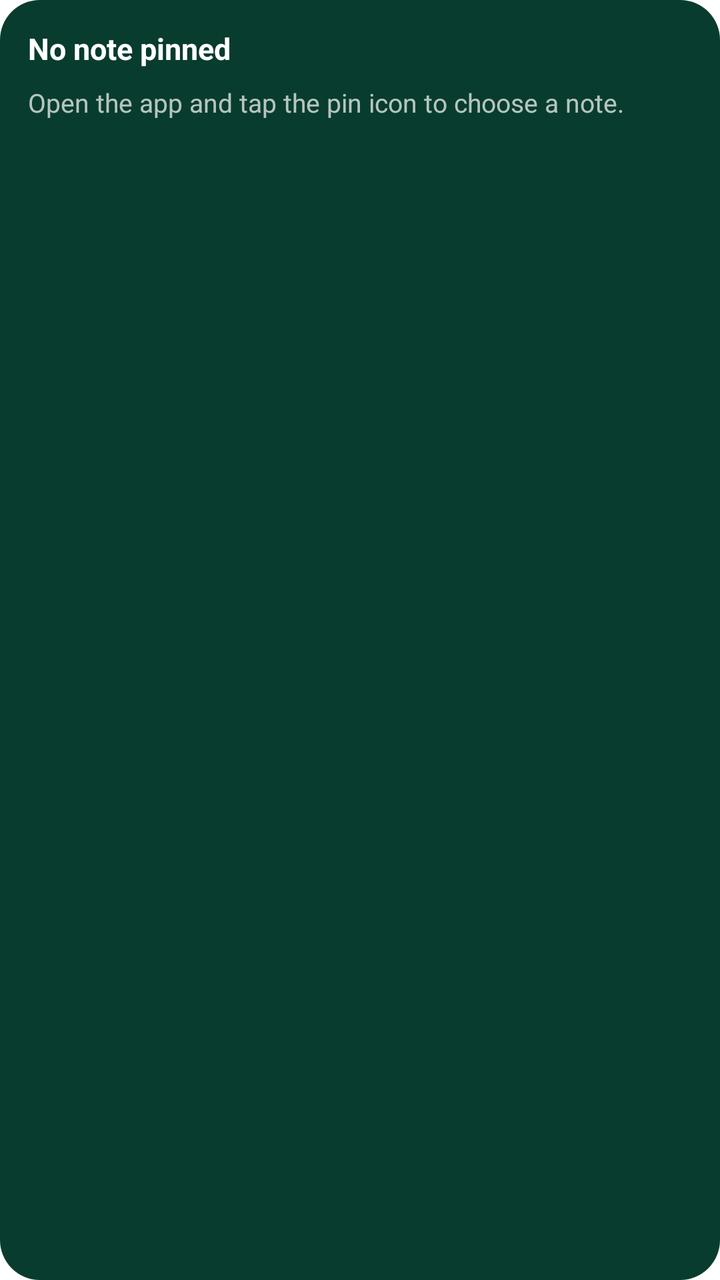
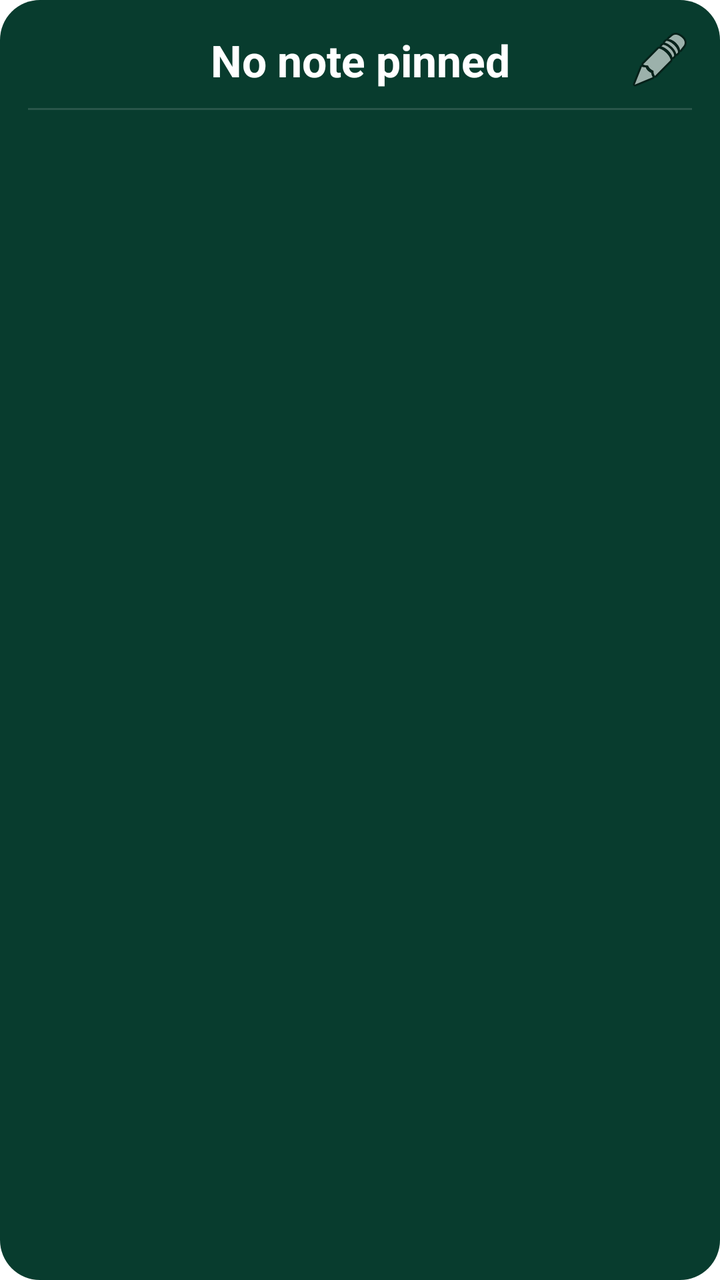

Compare the two renders of this Android layout. The source of the first and the diff that turns it into the second are given below.
<!-- AndroidManifest.xml: fallback theme Theme.MaterialComponents.DayNight.NoActionBar -->
<!-- res/layout/notes_widget_layout.xml -->
<?xml version="1.0" encoding="utf-8"?>
<LinearLayout xmlns:android="http://schemas.android.com/apk/res/android"
    android:layout_width="match_parent"
    android:layout_height="match_parent"
    android:orientation="vertical"
    android:background="@drawable/widget_background"
    android:padding="14dp">

    <TextView
        android:id="@+id/widget_title"
        android:layout_width="match_parent"
        android:layout_height="wrap_content"
        android:text="No note pinned"
        android:textColor="#FFFFFF"
        android:textSize="15sp"
        android:textStyle="bold"
        android:maxLines="1"
        android:ellipsize="end" />
    <TextView
        android:id="@+id/widget_body"
        android:layout_width="match_parent"
        android:layout_height="wrap_content"
        android:layout_marginTop="8dp"
        android:text="Open the app and tap the pin icon to choose a note."
        android:textColor="#B3FFFFFF"
        android:textSize="13sp"
        android:maxLines="3"
        android:ellipsize="end" />
</LinearLayout>
<!-- resources referenced by this layout -->
<resources>
  <!-- drawable widget_background (drawable) -->
  <?xml version="1.0" encoding="utf-8"?>
  <shape xmlns:android="http://schemas.android.com/apk/res/android">
      <solid android:color="#083C2E" />
      <corners android:radius="20dp" />
  </shape>
</resources>

<!-- the commit's change to res/layout/notes_widget_layout.xml (unified diff, before → after) -->
@@ -6,24 +6,650 @@
     android:background="@drawable/widget_background"
     android:padding="14dp">
 
-    <TextView
-        android:id="@+id/widget_title"
+    <LinearLayout
         android:layout_width="match_parent"
         android:layout_height="wrap_content"
-        android:text="No note pinned"
-        android:textColor="#FFFFFF"
-        android:textSize="15sp"
-        android:textStyle="bold"
-        android:maxLines="1"
-        android:ellipsize="end" />
+        android:orientation="horizontal"
+        android:gravity="center_vertical">
+
+        <ImageView
+            android:layout_width="32dp"
+            android:layout_height="32dp"
+            android:visibility="invisible" />
+
+        <TextView
+            android:id="@+id/widget_title"
+            android:layout_width="0dp"
+            android:layout_height="wrap_content"
+            android:layout_weight="1"
+            android:text="No note pinned"
+            android:textColor="#FFFFFF"
+            android:textSize="22sp"
+            android:textStyle="bold"
+            android:gravity="center"
+            android:textAlignment="center"
+            android:maxLines="2"
+            android:ellipsize="end" />
+
+        <ImageButton
+            android:id="@+id/btn_edit"
+            android:layout_width="32dp"
+            android:layout_height="32dp"
+            android:background="@android:color/transparent"
+            android:src="@android:drawable/ic_menu_edit"
+            android:contentDescription="Edit note" />
+    </LinearLayout>
+
+    <ImageView
+        android:layout_width="match_parent"
+        android:layout_height="1dp"
+        android:layout_marginTop="8dp"
+        android:layout_marginBottom="8dp"
+        android:background="#22FFFFFF" />
+
+    
     <TextView
-        android:id="@+id/widget_body"
+        android:id="@+id/row_text"
         android:layout_width="match_parent"
         android:layout_height="wrap_content"
-        android:layout_marginTop="8dp"
-        android:text="Open the app and tap the pin icon to choose a note."
-        android:textColor="#B3FFFFFF"
-        android:textSize="13sp"
-        android:maxLines="3"
-        android:ellipsize="end" />
+        android:layout_marginBottom="4dp"
+        android:textColor="#CCFFFFFF"
+        android:textSize="15sp"
+        android:maxLines="20"
+        android:visibility="gone" />
+
+    
+    <LinearLayout
+        android:id="@+id/todo_container"
+        android:layout_width="match_parent"
+        android:layout_height="wrap_content"
+        android:orientation="vertical"
+        android:visibility="gone">
+
+        <LinearLayout
+            android:id="@+id/row_todo_0"
+            android:layout_width="match_parent"
+            android:layout_height="wrap_content"
+            android:orientation="horizontal"
+            android:gravity="top"
+            android:layout_marginBottom="8dp"
+            android:paddingTop="2dp"
+            android:paddingBottom="2dp"
+            android:visibility="gone">
+
+            <ImageView
+                android:id="@+id/check_0"
+                android:layout_width="20dp"
+                android:layout_height="20dp"
+                android:layout_marginEnd="10dp"
+                android:layout_marginTop="2dp"
+                android:src="@drawable/ic_checkbox_unchecked" />
+
+            <LinearLayout
+                android:layout_width="0dp"
+                android:layout_height="wrap_content"
+                android:layout_weight="1"
+                android:orientation="vertical">
+
+                <TextView
+                    android:id="@+id/text_0"
+                    android:layout_width="match_parent"
+                    android:layout_height="wrap_content"
+                    android:textColor="#FFFFFFFF"
+                    android:textSize="14sp"
+                    android:maxLines="3" />
+
+                <TextView
+                    android:id="@+id/meta_0"
+                    android:layout_width="match_parent"
+                    android:layout_height="wrap_content"
+                    android:layout_marginTop="2dp"
+                    android:textColor="#FFA366"
+                    android:textSize="11sp"
+                    android:maxLines="1"
+                    android:visibility="gone" />
+            </LinearLayout>
+        </LinearLayout>
+        <LinearLayout
+            android:id="@+id/row_todo_1"
+            android:layout_width="match_parent"
+            android:layout_height="wrap_content"
+            android:orientation="horizontal"
+            android:gravity="top"
+            android:layout_marginBottom="8dp"
+            android:paddingTop="2dp"
+            android:paddingBottom="2dp"
+            android:visibility="gone">
+
+            <ImageView
+                android:id="@+id/check_1"
+                android:layout_width="20dp"
+                android:layout_height="20dp"
+                android:layout_marginEnd="10dp"
+                android:layout_marginTop="2dp"
+                android:src="@drawable/ic_checkbox_unchecked" />
+
+            <LinearLayout
+                android:layout_width="0dp"
+                android:layout_height="wrap_content"
+                android:layout_weight="1"
+                android:orientation="vertical">
+
+                <TextView
+                    android:id="@+id/text_1"
+                    android:layout_width="match_parent"
+                    android:layout_height="wrap_content"
+                    android:textColor="#FFFFFFFF"
+                    android:textSize="14sp"
+                    android:maxLines="3" />
+
+                <TextView
+                    android:id="@+id/meta_1"
+                    android:layout_width="match_parent"
+                    android:layout_height="wrap_content"
+                    android:layout_marginTop="2dp"
+                    android:textColor="#FFA366"
+                    android:textSize="11sp"
+                    android:maxLines="1"
+                    android:visibility="gone" />
+            </LinearLayout>
+        </LinearLayout>
+        <LinearLayout
+            android:id="@+id/row_todo_2"
+            android:layout_width="match_parent"
+            android:layout_height="wrap_content"
+            android:orientation="horizontal"
+            android:gravity="top"
+            android:layout_marginBottom="8dp"
+            android:paddingTop="2dp"
+            android:paddingBottom="2dp"
+            android:visibility="gone">
+
+            <ImageView
+                android:id="@+id/check_2"
+                android:layout_width="20dp"
+                android:layout_height="20dp"
+                android:layout_marginEnd="10dp"
+                android:layout_marginTop="2dp"
+                android:src="@drawable/ic_checkbox_unchecked" />
+
+            <LinearLayout
+                android:layout_width="0dp"
+                android:layout_height="wrap_content"
+                android:layout_weight="1"
+                android:orientation="vertical">
+
+                <TextView
+                    android:id="@+id/text_2"
+                    android:layout_width="match_parent"
+                    android:layout_height="wrap_content"
+                    android:textColor="#FFFFFFFF"
+                    android:textSize="14sp"
+                    android:maxLines="3" />
+
+                <TextView
+                    android:id="@+id/meta_2"
+                    android:layout_width="match_parent"
+                    android:layout_height="wrap_content"
+                    android:layout_marginTop="2dp"
+                    android:textColor="#FFA366"
+                    android:textSize="11sp"
+                    android:maxLines="1"
+                    android:visibility="gone" />
+            </LinearLayout>
+        </LinearLayout>
+        <LinearLayout
+            android:id="@+id/row_todo_3"
+            android:layout_width="match_parent"
+            android:layout_height="wrap_content"
+            android:orientation="horizontal"
+            android:gravity="top"
+            android:layout_marginBottom="8dp"
+            android:paddingTop="2dp"
+            android:paddingBottom="2dp"
+            android:visibility="gone">
+
+            <ImageView
+                android:id="@+id/check_3"
+                android:layout_width="20dp"
+                android:layout_height="20dp"
+                android:layout_marginEnd="10dp"
+                android:layout_marginTop="2dp"
+                android:src="@drawable/ic_checkbox_unchecked" />
+
+            <LinearLayout
+                android:layout_width="0dp"
+                android:layout_height="wrap_content"
+                android:layout_weight="1"
+                android:orientation="vertical">
+
+                <TextView
+                    android:id="@+id/text_3"
+                    android:layout_width="match_parent"
+                    android:layout_height="wrap_content"
+                    android:textColor="#FFFFFFFF"
+                    android:textSize="14sp"
+                    android:maxLines="3" />
+
+                <TextView
+                    android:id="@+id/meta_3"
+                    android:layout_width="match_parent"
+                    android:layout_height="wrap_content"
+                    android:layout_marginTop="2dp"
+                    android:textColor="#FFA366"
+                    android:textSize="11sp"
+                    android:maxLines="1"
+                    android:visibility="gone" />
+            </LinearLayout>
+        </LinearLayout>
+        <LinearLayout
+            android:id="@+id/row_todo_4"
+            android:layout_width="match_parent"
+            android:layout_height="wrap_content"
+            android:orientation="horizontal"
+            android:gravity="top"
+            android:layout_marginBottom="8dp"
+            android:paddingTop="2dp"
+            android:paddingBottom="2dp"
+            android:visibility="gone">
+
+            <ImageView
+                android:id="@+id/check_4"
+                android:layout_width="20dp"
+                android:layout_height="20dp"
+                android:layout_marginEnd="10dp"
+                android:layout_marginTop="2dp"
+                android:src="@drawable/ic_checkbox_unchecked" />
+
+            <LinearLayout
+                android:layout_width="0dp"
+                android:layout_height="wrap_content"
+                android:layout_weight="1"
+                android:orientation="vertical">
+
+                <TextView
+                    android:id="@+id/text_4"
+                    android:layout_width="match_parent"
+                    android:layout_height="wrap_content"
+                    android:textColor="#FFFFFFFF"
+                    android:textSize="14sp"
+                    android:maxLines="3" />
+
+                <TextView
+                    android:id="@+id/meta_4"
+                    android:layout_width="match_parent"
+                    android:layout_height="wrap_content"
+                    android:layout_marginTop="2dp"
+                    android:textColor="#FFA366"
+                    android:textSize="11sp"
+                    android:maxLines="1"
+                    android:visibility="gone" />
+            </LinearLayout>
+        </LinearLayout>
+        <LinearLayout
+            android:id="@+id/row_todo_5"
+            android:layout_width="match_parent"
+            android:layout_height="wrap_content"
+            android:orientation="horizontal"
+            android:gravity="top"
+            android:layout_marginBottom="8dp"
+            android:paddingTop="2dp"
+            android:paddingBottom="2dp"
+            android:visibility="gone">
+
+            <ImageView
+                android:id="@+id/check_5"
+                android:layout_width="20dp"
+                android:layout_height="20dp"
+                android:layout_marginEnd="10dp"
+                android:layout_marginTop="2dp"
+                android:src="@drawable/ic_checkbox_unchecked" />
+
+            <LinearLayout
+                android:layout_width="0dp"
+                android:layout_height="wrap_content"
+                android:layout_weight="1"
+                android:orientation="vertical">
+
+                <TextView
+                    android:id="@+id/text_5"
+                    android:layout_width="match_parent"
+                    android:layout_height="wrap_content"
+                    android:textColor="#FFFFFFFF"
+                    android:textSize="14sp"
+                    android:maxLines="3" />
+
+                <TextView
+                    android:id="@+id/meta_5"
+                    android:layout_width="match_parent"
+                    android:layout_height="wrap_content"
+                    android:layout_marginTop="2dp"
+                    android:textColor="#FFA366"
+                    android:textSize="11sp"
+                    android:maxLines="1"
+                    android:visibility="gone" />
+            </LinearLayout>
+        </LinearLayout>
+        <LinearLayout
+            android:id="@+id/row_todo_6"
+            android:layout_width="match_parent"
+            android:layout_height="wrap_content"
+            android:orientation="horizontal"
+            android:gravity="top"
+            android:layout_marginBottom="8dp"
+            android:paddingTop="2dp"
+            android:paddingBottom="2dp"
+            android:visibility="gone">
+
+            <ImageView
+                android:id="@+id/check_6"
+                android:layout_width="20dp"
+                android:layout_height="20dp"
+                android:layout_marginEnd="10dp"
+                android:layout_marginTop="2dp"
+                android:src="@drawable/ic_checkbox_unchecked" />
+
+            <LinearLayout
+                android:layout_width="0dp"
+                android:layout_height="wrap_content"
+                android:layout_weight="1"
+                android:orientation="vertical">
+
+                <TextView
+                    android:id="@+id/text_6"
+                    android:layout_width="match_parent"
+                    android:layout_height="wrap_content"
+                    android:textColor="#FFFFFFFF"
+                    android:textSize="14sp"
+                    android:maxLines="3" />
+
+                <TextView
+                    android:id="@+id/meta_6"
+                    android:layout_width="match_parent"
+                    android:layout_height="wrap_content"
+                    android:layout_marginTop="2dp"
+                    android:textColor="#FFA366"
+                    android:textSize="11sp"
+                    android:maxLines="1"
+                    android:visibility="gone" />
+            </LinearLayout>
+        </LinearLayout>
+        <LinearLayout
+            android:id="@+id/row_todo_7"
+            android:layout_width="match_parent"
+            android:layout_height="wrap_content"
+            android:orientation="horizontal"
+            android:gravity="top"
+            android:layout_marginBottom="8dp"
+            android:paddingTop="2dp"
+            android:paddingBottom="2dp"
+            android:visibility="gone">
+
+            <ImageView
+                android:id="@+id/check_7"
+                android:layout_width="20dp"
+                android:layout_height="20dp"
+                android:layout_marginEnd="10dp"
+                android:layout_marginTop="2dp"
+                android:src="@drawable/ic_checkbox_unchecked" />
+
+            <LinearLayout
+                android:layout_width="0dp"
+                android:layout_height="wrap_content"
+                android:layout_weight="1"
+                android:orientation="vertical">
+
+                <TextView
+                    android:id="@+id/text_7"
+                    android:layout_width="match_parent"
+                    android:layout_height="wrap_content"
+                    android:textColor="#FFFFFFFF"
+                    android:textSize="14sp"
+                    android:maxLines="3" />
+
+                <TextView
+                    android:id="@+id/meta_7"
+                    android:layout_width="match_parent"
+                    android:layout_height="wrap_content"
+                    android:layout_marginTop="2dp"
+                    android:textColor="#FFA366"
+                    android:textSize="11sp"
+                    android:maxLines="1"
+                    android:visibility="gone" />
+            </LinearLayout>
+        </LinearLayout>
+    </LinearLayout>
+
+    <LinearLayout
+        android:id="@+id/counter_container"
+        android:layout_width="match_parent"
+        android:layout_height="wrap_content"
+        android:orientation="vertical"
+        android:visibility="gone">
+
+        <LinearLayout
+            android:id="@+id/row_counter_0"
+            android:layout_width="match_parent"
+            android:layout_height="wrap_content"
+            android:orientation="horizontal"
+            android:gravity="center_vertical"
+            android:layout_marginBottom="8dp"
+            android:visibility="gone">
+
+            <TextView
+                android:id="@+id/label_0"
+                android:layout_width="0dp"
+                android:layout_height="wrap_content"
+                android:layout_weight="1"
+                android:textColor="#FFFFFFFF"
+                android:textSize="14sp"
+                android:maxLines="2" />
+
+            <ImageButton
+                android:id="@+id/minus_0"
+                android:layout_width="30dp"
+                android:layout_height="30dp"
+                android:background="@drawable/widget_round_button"
+                android:src="@drawable/ic_minus"
+                android:contentDescription="Decrease" />
+
+            <TextView
+                android:id="@+id/count_0"
+                android:layout_width="36dp"
+                android:layout_height="wrap_content"
+                android:gravity="center"
+                android:textColor="#FFFFFFFF"
+                android:textSize="15sp"
+                android:textStyle="bold" />
+
+            <ImageButton
+                android:id="@+id/plus_0"
+                android:layout_width="30dp"
+                android:layout_height="30dp"
+                android:background="@drawable/widget_round_button"
+                android:src="@android:drawable/ic_input_add"
+                android:contentDescription="Increase" />
+        </LinearLayout>
+        <LinearLayout
+            android:id="@+id/row_counter_1"
+            android:layout_width="match_parent"
+            android:layout_height="wrap_content"
+            android:orientation="horizontal"
+            android:gravity="center_vertical"
+            android:layout_marginBottom="8dp"
+            android:visibility="gone">
+
+            <TextView
+                android:id="@+id/label_1"
+                android:layout_width="0dp"
+                android:layout_height="wrap_content"
+                android:layout_weight="1"
+                android:textColor="#FFFFFFFF"
+                android:textSize="14sp"
+                android:maxLines="2" />
+
+            <ImageButton
+                android:id="@+id/minus_1"
+                android:layout_width="30dp"
+                android:layout_height="30dp"
+                android:background="@drawable/widget_round_button"
+                android:src="@drawable/ic_minus"
+                android:contentDescription="Decrease" />
+
+            <TextView
+                android:id="@+id/count_1"
+                android:layout_width="36dp"
+                android:layout_height="wrap_content"
+                android:gravity="center"
+                android:textColor="#FFFFFFFF"
+                android:textSize="15sp"
+                android:textStyle="bold" />
+
+            <ImageButton
+                android:id="@+id/plus_1"
+                android:layout_width="30dp"
+                android:layout_height="30dp"
+                android:background="@drawable/widget_round_button"
+                android:src="@android:drawable/ic_input_add"
+                android:contentDescription="Increase" />
+        </LinearLayout>
+        <LinearLayout
+            android:id="@+id/row_counter_2"
+            android:layout_width="match_parent"
+            android:layout_height="wrap_content"
+            android:orientation="horizontal"
+            android:gravity="center_vertical"
+            android:layout_marginBottom="8dp"
+            android:visibility="gone">
+
+            <TextView
+                android:id="@+id/label_2"
+                android:layout_width="0dp"
+                android:layout_height="wrap_content"
+                android:layout_weight="1"
+                android:textColor="#FFFFFFFF"
+                android:textSize="14sp"
+                android:maxLines="2" />
+
+            <ImageButton
+                android:id="@+id/minus_2"
+                android:layout_width="30dp"
+                android:layout_height="30dp"
+                android:background="@drawable/widget_round_button"
+                android:src="@drawable/ic_minus"
+                android:contentDescription="Decrease" />
+
+            <TextView
+                android:id="@+id/count_2"
+                android:layout_width="36dp"
+                android:layout_height="wrap_content"
+                android:gravity="center"
+                android:textColor="#FFFFFFFF"
+                android:textSize="15sp"
+                android:textStyle="bold" />
+
+            <ImageButton
+                android:id="@+id/plus_2"
+                android:layout_width="30dp"
+                android:layout_height="30dp"
+                android:background="@drawable/widget_round_button"
+                android:src="@android:drawable/ic_input_add"
+                android:contentDescription="Increase" />
+        </LinearLayout>
+        <LinearLayout
+            android:id="@+id/row_counter_3"
+            android:layout_width="match_parent"
+            android:layout_height="wrap_content"
+            android:orientation="horizontal"
+            android:gravity="center_vertical"
+            android:layout_marginBottom="8dp"
+            android:visibility="gone">
+
+            <TextView
+                android:id="@+id/label_3"
+                android:layout_width="0dp"
+                android:layout_height="wrap_content"
+                android:layout_weight="1"
+                android:textColor="#FFFFFFFF"
+                android:textSize="14sp"
+                android:maxLines="2" />
+
+            <ImageButton
+                android:id="@+id/minus_3"
+                android:layout_width="30dp"
+                android:layout_height="30dp"
+                android:background="@drawable/widget_round_button"
+                android:src="@drawable/ic_minus"
+                android:contentDescription="Decrease" />
+
+            <TextView
+                android:id="@+id/count_3"
+                android:layout_width="36dp"
+                android:layout_height="wrap_content"
+                android:gravity="center"
+                android:textColor="#FFFFFFFF"
+                android:textSize="15sp"
+                android:textStyle="bold" />
+
+            <ImageButton
+                android:id="@+id/plus_3"
+                android:layout_width="30dp"
+                android:layout_height="30dp"
+                android:background="@drawable/widget_round_button"
+                android:src="@android:drawable/ic_input_add"
+                android:contentDescription="Increase" />
+        </LinearLayout>
+        <LinearLayout
+            android:id="@+id/row_counter_4"
+            android:layout_width="match_parent"
+            android:layout_height="wrap_content"
+            android:orientation="horizontal"
+            android:gravity="center_vertical"
+            android:layout_marginBottom="8dp"
+            android:visibility="gone">
+
+            <TextView
+                android:id="@+id/label_4"
+                android:layout_width="0dp"
+                android:layout_height="wrap_content"
+                android:layout_weight="1"
+                android:textColor="#FFFFFFFF"
+                android:textSize="14sp"
+                android:maxLines="2" />
+
+            <ImageButton
+                android:id="@+id/minus_4"
+                android:layout_width="30dp"
+                android:layout_height="30dp"
+                android:background="@drawable/widget_round_button"
+                android:src="@drawable/ic_minus"
+                android:contentDescription="Decrease" />
+
+            <TextView
+                android:id="@+id/count_4"
+                android:layout_width="36dp"
+                android:layout_height="wrap_content"
+                android:gravity="center"
+                android:textColor="#FFFFFFFF"
+                android:textSize="15sp"
+                android:textStyle="bold" />
+
+            <ImageButton
+                android:id="@+id/plus_4"
+                android:layout_width="30dp"
+                android:layout_height="30dp"
+                android:background="@drawable/widget_round_button"
+                android:src="@android:drawable/ic_input_add"
+                android:contentDescription="Increase" />
+        </LinearLayout>
+    </LinearLayout>
+
+    <TextView
+        android:id="@+id/row_more"
+        android:layout_width="match_parent"
+        android:layout_height="wrap_content"
+        android:textColor="#88FFFFFF"
+        android:textSize="12sp"
+        android:visibility="gone" />
+
 </LinearLayout>
<!-- resource entries referenced after the edit -->
@@ -1,10 +1,33 @@
 <!-- resources referenced by this layout -->
 <resources>
+  <!-- drawable ic_checkbox_unchecked (drawable) -->
+  <?xml version="1.0" encoding="utf-8"?>
+  <vector xmlns:android="http://schemas.android.com/apk/res/android"
+      android:width="24dp" android:height="24dp"
+      android:viewportWidth="24" android:viewportHeight="24">
+      <path
+          android:pathData="M19,3H5C3.9,3 3,3.9 3,5v14c0,1.1 0.9,2 2,2h14c1.1,0 2,-0.9 2,-2V5C21,3.9 20.1,3 19,3zM19,19H5V5h14V19z"
+          android:fillColor="#B3FFFFFF" />
+  </vector>
+  <!-- drawable ic_minus (drawable) -->
+  <?xml version="1.0" encoding="utf-8"?>
+  <vector xmlns:android="http://schemas.android.com/apk/res/android"
+      android:width="24dp" android:height="24dp"
+      android:viewportWidth="24" android:viewportHeight="24">
+      <path
+          android:pathData="M5,11h14v2h-14z"
+          android:fillColor="#FFFFFFFF" />
+  </vector>
   <!-- drawable widget_background (drawable) -->
   <?xml version="1.0" encoding="utf-8"?>
   <shape xmlns:android="http://schemas.android.com/apk/res/android">
       <solid android:color="#083C2E" />
       <corners android:radius="20dp" />
   </shape>
+  <!-- drawable widget_round_button (drawable) -->
+  <?xml version="1.0" encoding="utf-8"?>
+  <shape xmlns:android="http://schemas.android.com/apk/res/android" android:shape="oval">
+      <solid android:color="#33FFFFFF" />
+  </shape>
 </resources>
 
